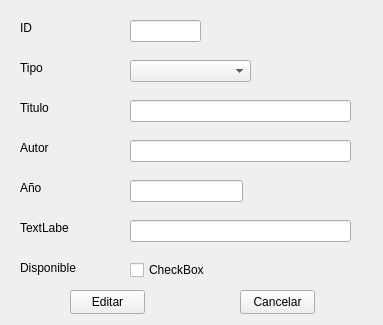
Old version of the form Biblioteca/Views/MaterialesForm.ui in the repository rescobedoq/sbd.
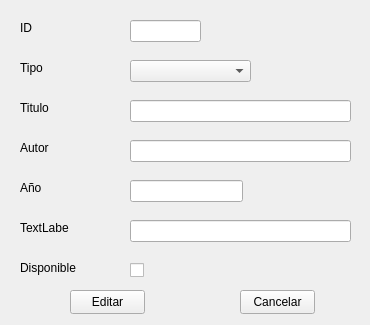
New version of the form.

Commit message: Correcciones en los DAOs, controllers y Vistas - Se ha modificado los DAOs y Controller de materiales para usar el ID autogenerado por SQLite - Se ha modifcado la vista de materiales para admitir redimensionamiento - Se ha modificado el form de materiales para no dejar modificar el valor de "disponible"

The edit to the form file:
```diff
--- a/Biblioteca/Views/MaterialesForm.ui
+++ b/Biblioteca/Views/MaterialesForm.ui
@@ -2,14 +2,23 @@
 <ui version="4.0">
  <class>MaterialesForm</class>
  <widget class="QWidget" name="MaterialesForm">
+  <property name="enabled">
+   <bool>true</bool>
+  </property>
   <property name="geometry">
    <rect>
     <x>0</x>
     <y>0</y>
-    <width>383</width>
+    <width>370</width>
     <height>325</height>
    </rect>
   </property>
+  <property name="sizePolicy">
+   <sizepolicy hsizetype="Preferred" vsizetype="Preferred">
+    <horstretch>0</horstretch>
+    <verstretch>0</verstretch>
+   </sizepolicy>
+  </property>
   <property name="windowTitle">
    <string>Form</string>
   </property>
@@ -200,7 +209,7 @@
     </rect>
    </property>
    <property name="text">
-    <string>CheckBox</string>
+    <string/>
    </property>
   </widget>
  </widget>
```
The commit also changes 11 other files.
